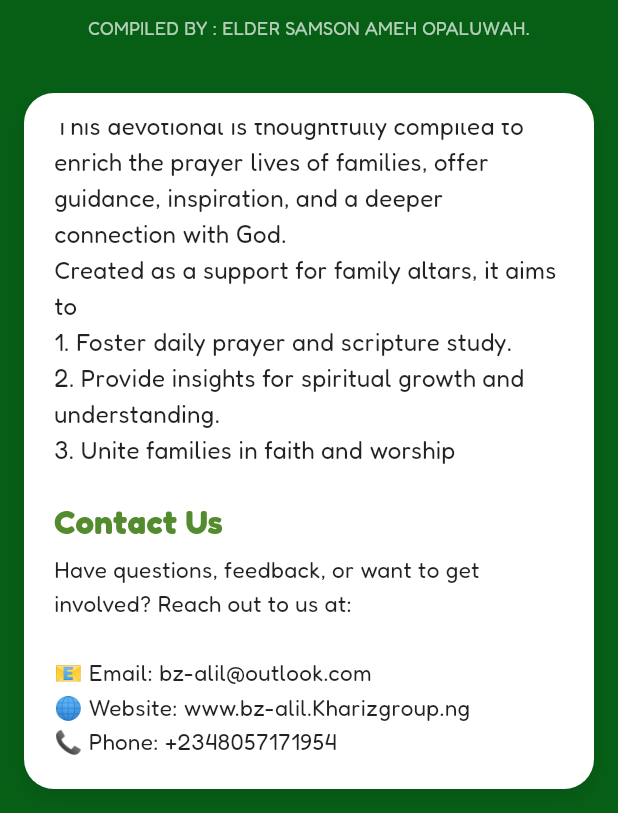
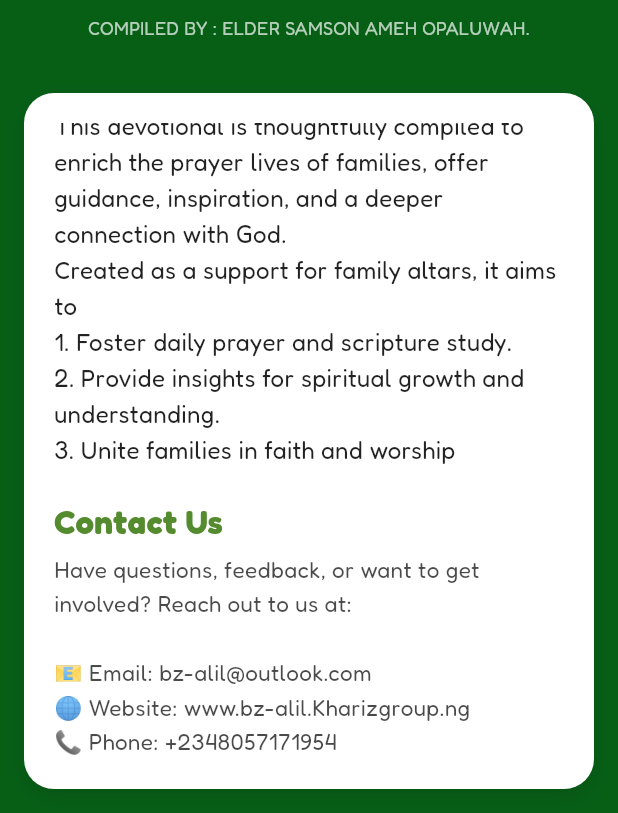
Before and after one commit to ned-kal/DailyD, a Flutter app: the AboutPage screen opened by its route, scrolled down 352 dp, on a phone screen of 412 x 824 dp, the part 423-1236 px from its top. Run offline on Flutter 3.47's test engine with Material 3 defaults, Android fonts, the phone set to English and light mode, and no system bars; our stand-ins replace cloud_firestore, firebase_auth, firebase_core, shared_preferences; accounts and stored records are empty.

Commit message:
contact colorchange

```diff
--- a/lib/Screens/about_page.dart
+++ b/lib/Screens/about_page.dart
@@ -175,7 +175,7 @@ class AboutPage extends StatelessWidget {
                               style: TextStyle(
                                 fontSize: 15,
                                 height: 1.5,
-                                color: Colors.black87,
+                                color: Color.fromARGB(181, 0, 0, 0),
                               ),
                             ),
                           ],
```
